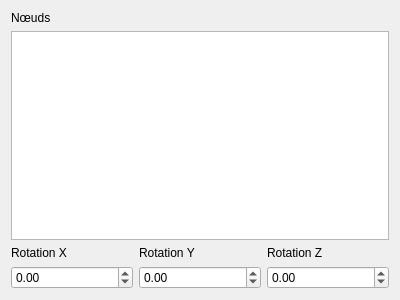
First picture: the form in animationdialog.ui, repository haorenhl007/skellig, before the edit.
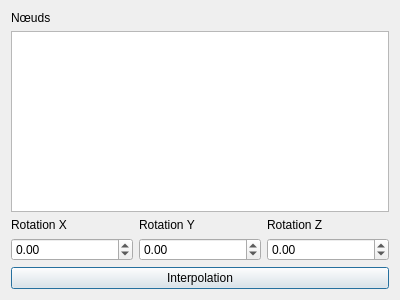
Second picture: the form after the edit.

Commit message: Spherical interpolation of node rotations (60fps)

What changed in the file:
```diff
--- a/animationdialog.ui
+++ b/animationdialog.ui
@@ -106,6 +106,13 @@
      </item>
     </layout>
    </item>
+   <item>
+    <widget class="QPushButton" name="playButton">
+     <property name="text">
+      <string>Interpolation</string>
+     </property>
+    </widget>
+   </item>
   </layout>
  </widget>
  <resources/>
```
Left out of the diff: 60 changed lines with no effect on the pictures. The commit also changes 5 other files.
